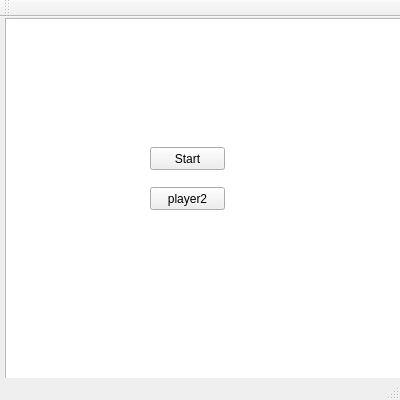
Old version of the form menukawai/mainwindow.ui in the repository felix018/Juegows.
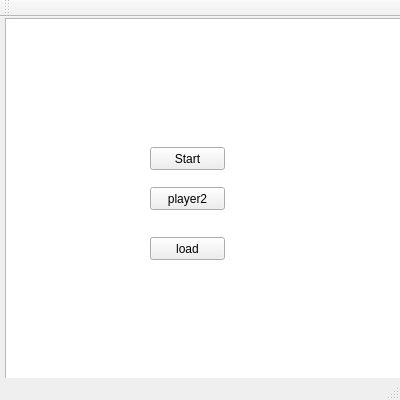
New version of the form.

What changed in the file:
```diff
--- a/menukawai/mainwindow.ui
+++ b/menukawai/mainwindow.ui
@@ -50,6 +50,19 @@
      <string>player2</string>
     </property>
    </widget>
+   <widget class="QPushButton" name="load">
+    <property name="geometry">
+     <rect>
+      <x>150</x>
+      <y>220</y>
+      <width>75</width>
+      <height>23</height>
+     </rect>
+    </property>
+    <property name="text">
+     <string>load</string>
+    </property>
+   </widget>
   </widget>
   <widget class="QMenuBar" name="menuBar">
    <property name="geometry">
```
